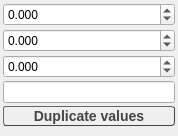
First picture: the form in Rragraph/src/AxisPlotSettings.ui, repository rasmadeus/Rragraph, before the edit.
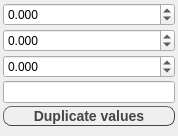
Second picture: the form after the edit.

Patch:
```diff
--- a/Rragraph/src/AxisPlotSettings.ui
+++ b/Rragraph/src/AxisPlotSettings.ui
@@ -136,7 +136,7 @@
     border-style: outset;
     border-width: 1px;
     font: bold 14px;
-    border-radius: 3px;
+    border-radius: 8px;
     min-width: 10em;
     color: #444444;
     height: 15px;
```
Left out of the diff: 3 changed lines with no effect on the pictures.
